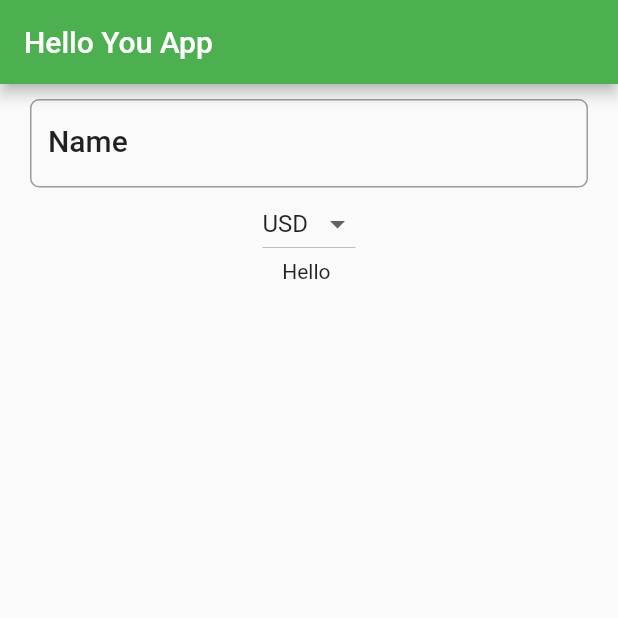
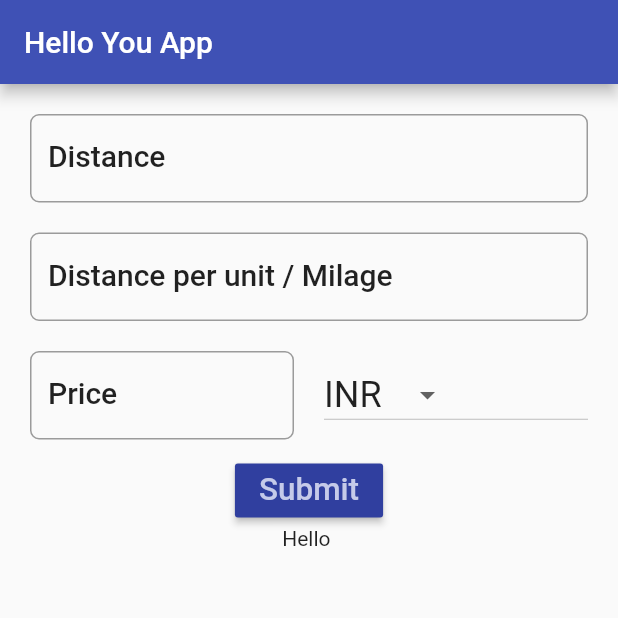
Before and after one commit to skondgekar/hello_you_app_20190929, a Flutter app: the screen it shows after launch, on a phone screen of 412 x 824 dp, the top half of it. Run offline on Flutter 3.47's test engine with Material 2 defaults, Android fonts, the phone set to English and light mode, and no system bars.

Commit message:
Some layout changes using row and containers

```diff
--- /dev/null
+++ b/lib/data/currency_codes.dart
@@ -0,0 +1,120 @@
+final currencies = [
+  "USD",
+  "CAD",
+  "EUR",
+  "AED",
+  "AFN",
+  "ALL",
+  "AMD",
+  "ARS",
+  "AUD",
+  "AZN",
+  "BAM",
+  "BDT",
+  "BGN",
+  "BHD",
+  "BIF",
+  "BND",
+  "BOB",
+  "BRL",
+  "BWP",
+  "BYR",
+  "BZD",
+  "CDF",
+  "CHF",
+  "CLP",
+  "CNY",
+  "COP",
+  "CRC",
+  "CVE",
+  "CZK",
+  "DJF",
+  "DKK",
+  "DOP",
+  "DZD",
+  "EEK",
+  "EGP",
+  "ERN",
+  "ETB",
+  "GBP",
+  "GEL",
+  "GHS",
+  "GNF",
+  "GTQ",
+  "HKD",
+  "HNL",
+  "HRK",
+  "HUF",
+  "IDR",
+  "ILS",
+  "INR",
+  "IQD",
+  "IRR",
+  "ISK",
+  "JMD",
+  "JOD",
+  "JPY",
+  "KES",
+  "KHR",
+  "KMF",
+  "KRW",
+  "KWD",
+  "KZT",
+  "LBP",
+  "LKR",
+  "LTL",
+  "LVL",
+  "LYD",
+  "MAD",
+  "MDL",
+  "MGA",
+  "MKD",
+  "MMK",
+  "MOP",
+  "MUR",
+  "MXN",
+  "MYR",
+  "MZN",
+  "NAD",
+  "NGN",
+  "NIO",
+  "NOK",
+  "NPR",
+  "NZD",
+  "OMR",
+  "PAB",
+  "PEN",
+  "PHP",
+  "PKR",
+  "PLN",
+  "PYG",
+  "QAR",
+  "RON",
+  "RSD",
+  "RUB",
+  "RWF",
+  "SAR",
+  "SDG",
+  "SEK",
+  "SGD",
+  "SOS",
+  "SYP",
+  "THB",
+  "TND",
+  "TOP",
+  "TRY",
+  "TTD",
+  "TWD",
+  "TZS",
+  "UAH",
+  "UGX",
+  "UYU",
+  "UZS",
+  "VEF",
+  "VND",
+  "XAF",
+  "XOF",
+  "YER",
+  "ZAR",
+  "ZMK"
+];
--- a/lib/main.dart
+++ b/lib/main.dart
@@ -1,4 +1,5 @@
 import 'package:flutter/material.dart';
+import 'package:hello_you/data/currency_codes.dart' as currency_codes;
 
 void main() => runApp(MyApp());
 
@@ -7,7 +8,7 @@ class MyApp extends StatelessWidget {
   @override
   Widget build(BuildContext context) {
     return MaterialApp(
-        theme: ThemeData(primarySwatch: Colors.green),
+        theme: ThemeData(primarySwatch: Colors.indigo),
         title: appTitle,
         home: MyHomePage(title: appTitle));
   }
@@ -24,6 +25,7 @@ class MyHomePage extends StatelessWidget {
         title: Text(
           "Hello You App",
           textDirection: TextDirection.ltr,
+          style: TextStyle(color: Colors.white),
         ),
       ),
       body: HomePageContents(),
@@ -41,161 +43,78 @@ class HomePageContents extends StatelessWidget {
 class UserInput extends StatefulWidget {
   @override
   State<StatefulWidget> createState() {
-    // TODO: implement createState
     return UserInputState();
   }
 }
 
 class UserInputState extends State<UserInput> {
-  String name = "";
-  final currencies = [
-    "USD",
-    "CAD",
-    "EUR",
-    "AED",
-    "AFN",
-    "ALL",
-    "AMD",
-    "ARS",
-    "AUD",
-    "AZN",
-    "BAM",
-    "BDT",
-    "BGN",
-    "BHD",
-    "BIF",
-    "BND",
-    "BOB",
-    "BRL",
-    "BWP",
-    "BYR",
-    "BZD",
-    "CDF",
-    "CHF",
-    "CLP",
-    "CNY",
-    "COP",
-    "CRC",
-    "CVE",
-    "CZK",
-    "DJF",
-    "DKK",
-    "DOP",
-    "DZD",
-    "EEK",
-    "EGP",
-    "ERN",
-    "ETB",
-    "GBP",
-    "GEL",
-    "GHS",
-    "GNF",
-    "GTQ",
-    "HKD",
-    "HNL",
-    "HRK",
-    "HUF",
-    "IDR",
-    "ILS",
-    "INR",
-    "IQD",
-    "IRR",
-    "ISK",
-    "JMD",
-    "JOD",
-    "JPY",
-    "KES",
-    "KHR",
-    "KMF",
-    "KRW",
-    "KWD",
-    "KZT",
-    "LBP",
-    "LKR",
-    "LTL",
-    "LVL",
-    "LYD",
-    "MAD",
-    "MDL",
-    "MGA",
-    "MKD",
-    "MMK",
-    "MOP",
-    "MUR",
-    "MXN",
-    "MYR",
-    "MZN",
-    "NAD",
-    "NGN",
-    "NIO",
-    "NOK",
-    "NPR",
-    "NZD",
-    "OMR",
-    "PAB",
-    "PEN",
-    "PHP",
-    "PKR",
-    "PLN",
-    "PYG",
-    "QAR",
-    "RON",
-    "RSD",
-    "RUB",
-    "RWF",
-    "SAR",
-    "SDG",
-    "SEK",
-    "SGD",
-    "SOS",
-    "SYP",
-    "THB",
-    "TND",
-    "TOP",
-    "TRY",
-    "TTD",
-    "TWD",
-    "TZS",
-    "UAH",
-    "UGX",
-    "UYU",
-    "UZS",
-    "VEF",
-    "VND",
-    "XAF",
-    "XOF",
-    "YER",
-    "ZAR",
-    "ZMK"
-  ];
-  String _currency = "USD";
+  String result = "";
+  final currencies = currency_codes.currencies;
+  String _currency = "INR";
+
+  // Controllers
+  TextEditingController distanceController = TextEditingController();
+  TextEditingController milageController = TextEditingController();
+  TextEditingController priceController = TextEditingController();
+
   @override
   Widget build(BuildContext context) {
     return Container(
       padding: EdgeInsets.only(left: 20.0, right: 20.0, top: 10.0),
       child: Column(
         children: <Widget>[
-          TextField(
+          Padding(
+              padding: EdgeInsets.only(top: 10.0, bottom: 10.0),
+              child: TextField(
+                controller: distanceController,
                 decoration: InputDecoration(
-              hintText: "Insert your name here",
+                  hintText: "e.g.  1234",
                   labelStyle: Theme.of(context).textTheme.title,
-              labelText: "Name",
-              border: OutlineInputBorder(borderRadius: BorderRadius.circular(6.0)),
+                  labelText: "Distance",
+                  border: OutlineInputBorder(
+                      borderRadius: BorderRadius.circular(6.0)),
                 ),
                 keyboardType: TextInputType.numberWithOptions(),
-            onSubmitted: (String string) {
-              setState(() {
-                name = string;
-              });
-            },
+              )),
+          Padding(
+              padding: EdgeInsets.only(top: 10.0, bottom: 10.0),
+              child: TextField(
+                controller: milageController,
+                decoration: InputDecoration(
+                  hintText: "e.g.  55",
+                  labelStyle: Theme.of(context).textTheme.title,
+                  labelText: "Distance per unit / Milage",
+                  border: OutlineInputBorder(
+                      borderRadius: BorderRadius.circular(6.0)),
                 ),
-          DropdownButton(
+                keyboardType: TextInputType.numberWithOptions(),
+              )),
+          Row(
+            children: <Widget>[
+              Expanded(
+                  child: Padding(
+                      padding: EdgeInsets.only(top: 10.0, bottom: 10.0),
+                      child: TextField(
+                        controller: priceController,
+                        decoration: InputDecoration(
+                          hintText: "e.g.  300",
+                          labelStyle: Theme.of(context).textTheme.title,
+                          labelText: "Price",
+                          border: OutlineInputBorder(
+                              borderRadius: BorderRadius.circular(6.0)),
+                        ),
+                        keyboardType: TextInputType.numberWithOptions(),
+                      ))),
+                      Container(width: 20.0,),
+              Expanded(
+                  child: DropdownButton(
                 items: currencies.map((String value) {
                   return DropdownMenuItem<String>(
                     value: value,
                     child: Text(
                       value,
                       textDirection: TextDirection.ltr,
+                      textScaleFactor: 1.5,
                     ),
                   );
                 }).toList(),
@@ -205,8 +124,24 @@ class UserInputState extends State<UserInput> {
                     _currency = value;
                   });
                 },
+              )),
+            ],
           ),
-          Text("Hello " + name)
+          RaisedButton(
+            color: Theme.of(context).primaryColorDark,
+            textColor: Theme.of(context).primaryColorLight,
+            child: Text(
+              "Submit",
+              textDirection: TextDirection.rtl,
+              textScaleFactor: 1.5,
+            ),
+            onPressed: () {
+              setState(() {
+                result = distanceController.text;
+              });
+            },
+          ),
+          Text("Hello " + result)
         ],
       ),
     );
```
Lines whose indentation alone changed are shown as unchanged.
